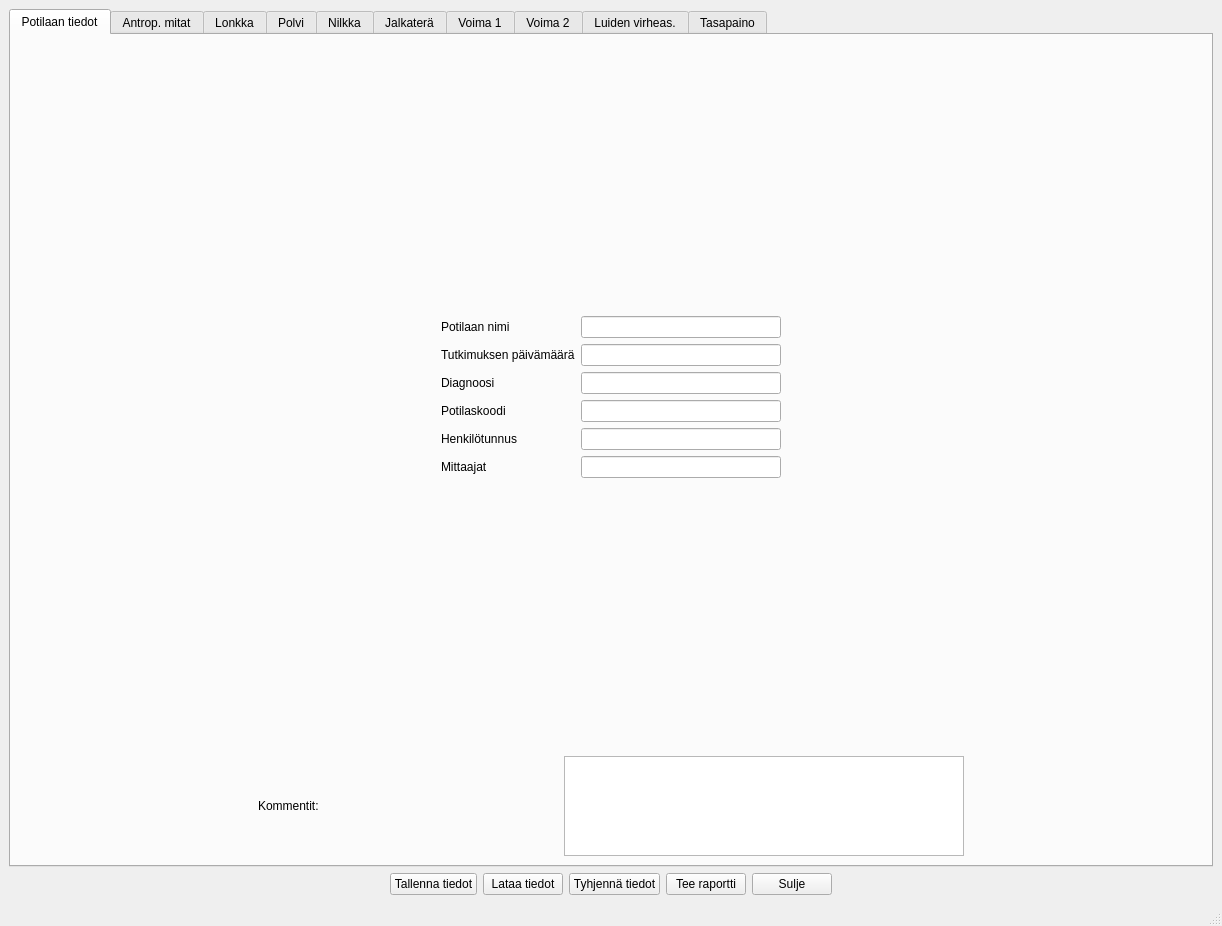
jjnurminen/liikelaaj, file tabbed_design.ui: the form before one commit.
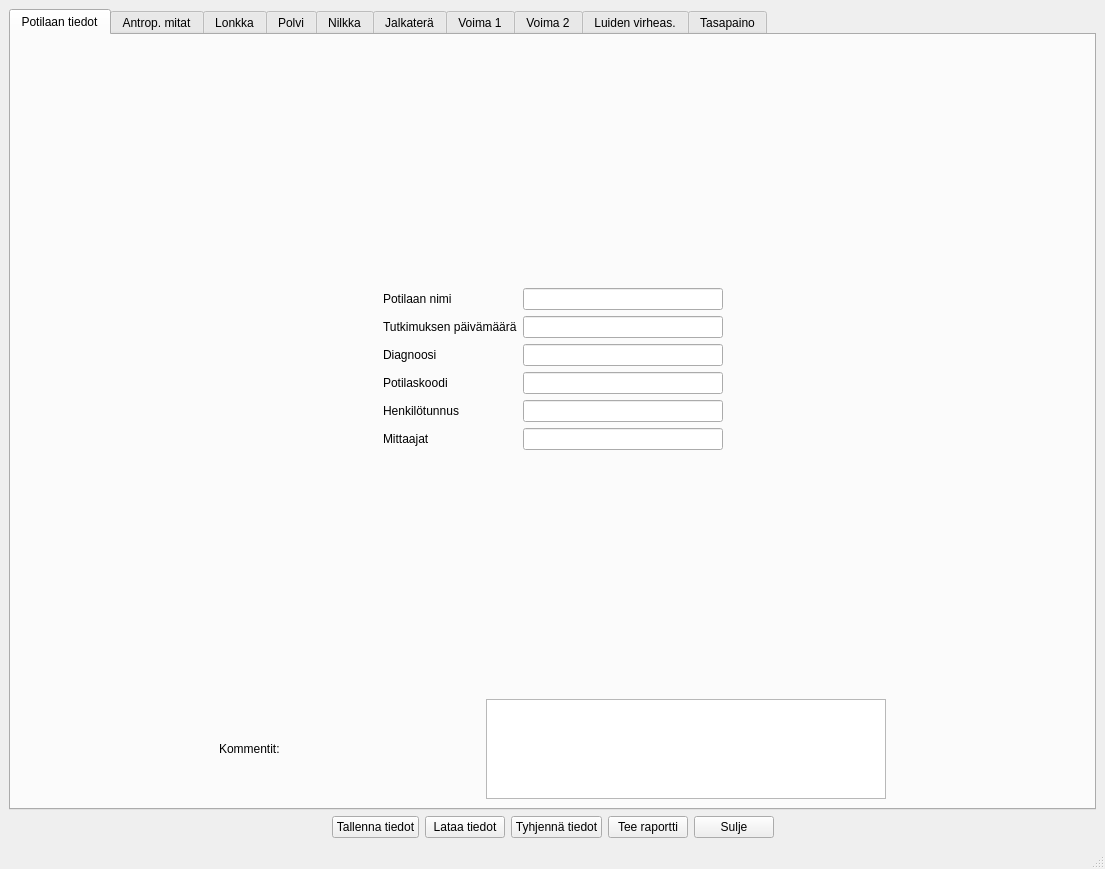
The form after the commit. The open tabs and pages were chosen to show the change. Custom widgets are drawn as their Qt base class.

Commit message: explicit tab order to work around Qt bug

What changed in the file:
```diff
--- a/tabbed_design.ui
+++ b/tabbed_design.ui
@@ -6,8 +6,8 @@
    <rect>
     <x>0</x>
     <y>0</y>
-    <width>1222</width>
-    <height>926</height>
+    <width>1105</width>
+    <height>869</height>
    </rect>
   </property>
   <property name="windowTitle">
```
Left out of the diff: 136 changed lines with no effect on the pictures. The commit also changes 1 other file.
